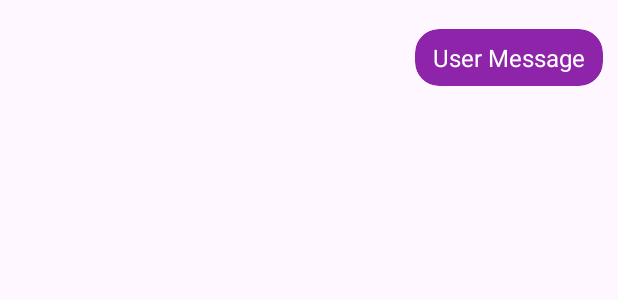
After one commit to nuochka/LingCompanion, an Android app: the layout user_message_rv_item.xml on its own in the app's theme, with its tools: preview values and no code run, on a phone screen of 412 x 824 dp. The commit adds this screen. Shown: the top 300 px of the screen. Run offline under Robolectric (Android 15) with nearby library versions, the phone set to English and light mode, and no system bars.

Commit message:
Added layouts for chat with AI

```diff
--- a/app/build.gradle.kts
+++ b/app/build.gradle.kts
@@ -55,7 +55,7 @@ dependencies {
     implementation("io.reactivex.rxjava3:rxandroid:3.0.2")
     implementation("io.reactivex.rxjava3:rxjava:3.1.5")
     implementation("com.jakewharton.rxbinding2:rxbinding:2.0.0")
-
+    implementation("com.android.volley:volley:1.2.1")
     implementation(platform("com.google.firebase:firebase-bom:32.7.4"))
     implementation("com.google.firebase:firebase-analytics")
 }
--- a/app/src/main/AndroidManifest.xml
+++ b/app/src/main/AndroidManifest.xml
@@ -12,6 +12,9 @@
         android:supportsRtl="true"
         android:theme="@style/Theme.LingCompanion"
         tools:targetApi="31">
+        <activity
+            android:name=".SettingsActivity"
+            android:exported="false" />
         <activity
             android:name=".ResetPasswordActivity"
             android:exported="false" />
--- /dev/null
+++ b/app/src/main/res/layout/user_message_rv_item.xml
@@ -0,0 +1,35 @@
+<?xml version="1.0" encoding="utf-8"?>
+<androidx.constraintlayout.widget.ConstraintLayout xmlns:android="http://schemas.android.com/apk/res/android"
+    android:layout_width="match_parent"
+    android:layout_height="wrap_content"
+    xmlns:app="http://schemas.android.com/apk/res-auto"
+    android:layout_marginTop="16dp"
+    android:layout_marginEnd="8dp">
+
+    <androidx.cardview.widget.CardView
+        android:layout_width="wrap_content"
+        android:layout_height="wrap_content"
+        app:cardBackgroundColor="@color/primary_color"
+        app:cardCornerRadius="16dp"
+        app:cardElevation="0dp"
+        app:cardPreventCornerOverlap="false"
+        app:cardUseCompatPadding="true"
+        app:layout_constraintEnd_toEndOf="parent"
+        app:layout_constraintTop_toTopOf="parent">
+
+        <TextView
+            android:layout_width="wrap_content"
+            android:layout_height="wrap_content"
+            android:id="@+id/idTVUser"
+            android:layout_marginBottom="8dp"
+            android:maxWidth="260dp"
+            android:paddingLeft="12dp"
+            android:paddingRight="12dp"
+            android:paddingTop="8dp"
+            android:text="User Message"
+            android:textColor="@color/white"
+            android:textSize="16sp"/>
+
+    </androidx.cardview.widget.CardView>
+
+</androidx.constraintlayout.widget.ConstraintLayout>
--- a/app/src/main/res/values/strings.xml
+++ b/app/src/main/res/values/strings.xml
@@ -32,7 +32,7 @@
 
     <string name="reset_pw_title">Reset your password</string>
     <string name="reset_pw_sub_title">
-        <font color = "#FF8E24AA">Reset password</font>
+        <font color="#FF8E24AA">Reset password</font>
         if you forgot your password.
     </string>
     <string name="btn_reset_pw">RESET PASSWORD</string>
--- a/app/src/main/res/values/themes.xml
+++ b/app/src/main/res/values/themes.xml
@@ -59,4 +59,9 @@
         <item name="android:fontFamily">@font/montserrat</item>
     </style>
 
+    <style name="TextInputLayoutChat" parent="Widget.MaterialComponents.TextInputLayout.OutlinedBox.Dense">
+        <item name="boxStrokeColor">@color/grey_light</item>
+        <item name="boxStrokeWidth">1dp</item>
+    </style>
+
 </resources>
```
Also changed, not shown: app/src/main/java/com/app/lingcompanion/HomeActivity.kt (+2 -22 lines), app/src/main/java/com/app/lingcompanion/SettingsActivity.kt (added, +45 -0 lines), app/src/main/res/drawable/ic_send.xml (added, +9 -0 lines), app/src/main/res/layout/activity_settings.xml (added, +46 -0 lines), app/src/main/res/layout/bot_message_rv_item.xml (added, +35 -0 lines).
